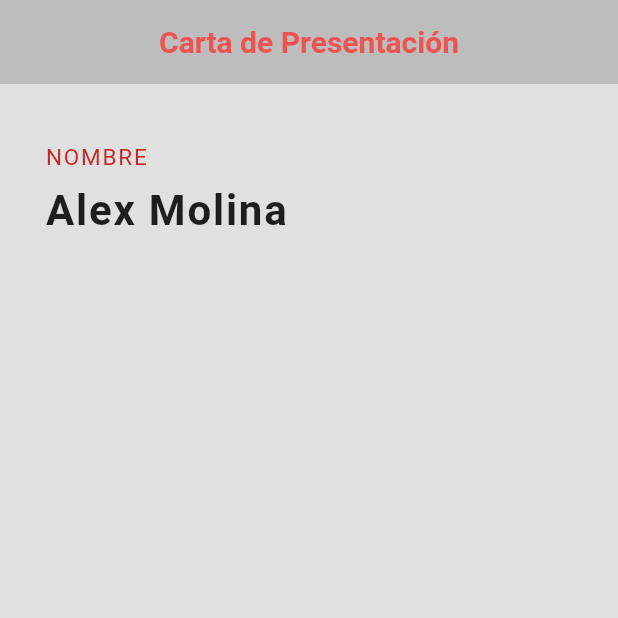
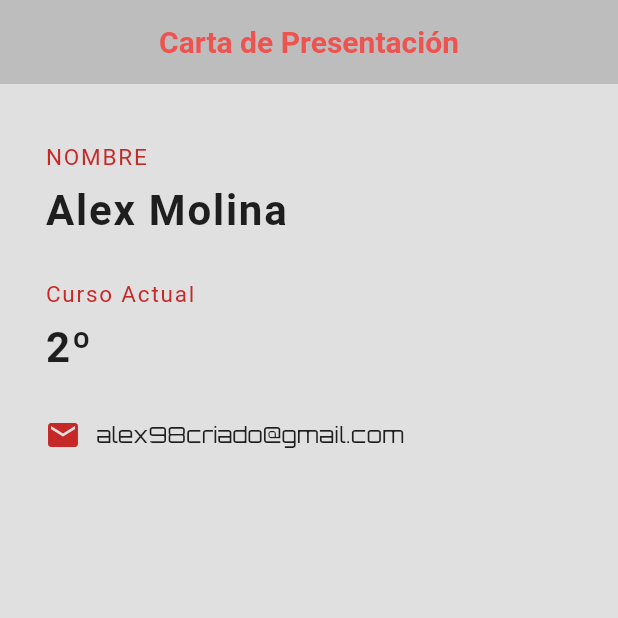
Before and after one commit to AlexMolina08/alex_id, a Flutter app: the screen it shows after launch, on a phone screen of 412 x 824 dp, the top half of it. Run offline on Flutter 3.47's test engine with Material 2 defaults, Android fonts, the phone set to English and light mode, and no system bars.

Commit message:
Añadidos icono de correo y correo en una fila dentro de la columna

```diff
--- a/lib/main.dart
+++ b/lib/main.dart
@@ -22,7 +22,7 @@ class AlexCard extends StatelessWidget{
         elevation: 0
       ),
 
-      //Limitamos con un Padding los limites de la columna
+      //Limitamos con un Padding la columna
       body: Padding(
         padding: EdgeInsets.fromLTRB(30.0, 40.0, 30.0, 0.0),
         //Creamos la columna (Va a ser el Layout de la app)
@@ -53,12 +53,54 @@ class AlexCard extends StatelessWidget{
                 )
             ),
 
+            SizedBox(height:30),
+
+            Text(
+                'Curso Actual',
+                style: TextStyle(
+                  color: Colors.red[800],
+                  letterSpacing: 1.2,
+                  fontSize: 15.0,
+                )
+            ),
+
+
+            SizedBox(height: 10), //Este widget sirve para añadir espacio entre los otros
+
+            Text(
+                '2º',
+                style: TextStyle(
+                    color: Colors.black87,
+                    letterSpacing: 1.2,
+                    fontSize: 28.0,
+                    fontWeight: FontWeight.bold
+                )
+            ),
+
+
+            SizedBox(height: 30.0),
+
+            //Creamos una fila donde poner un icono y el correo
+            Row(
+
+              children: <Widget>[
+                Icon(Icons.mail , color: Colors.red[800]),
+                SizedBox(width: 10.0),
+                Text(
+                 'alex98criado@gmail.com',
+                 style: TextStyle(
+                   fontFamily: 'Orbitron',
+                   fontSize: 15.0
+                 ),)
+
+              ],
+
+            )
+
+
           ]
-
         )
       )
     );
-
   }
-
 }
```
Also changed, not shown: pubspec.yaml (+7 -9 lines), assets/user.png (added), fonts/AmaticSC-Regular.ttf (added), fonts/Arvo-BoldItalic.ttf (added), fonts/Orbitron-VariableFont_wght.ttf (added).
